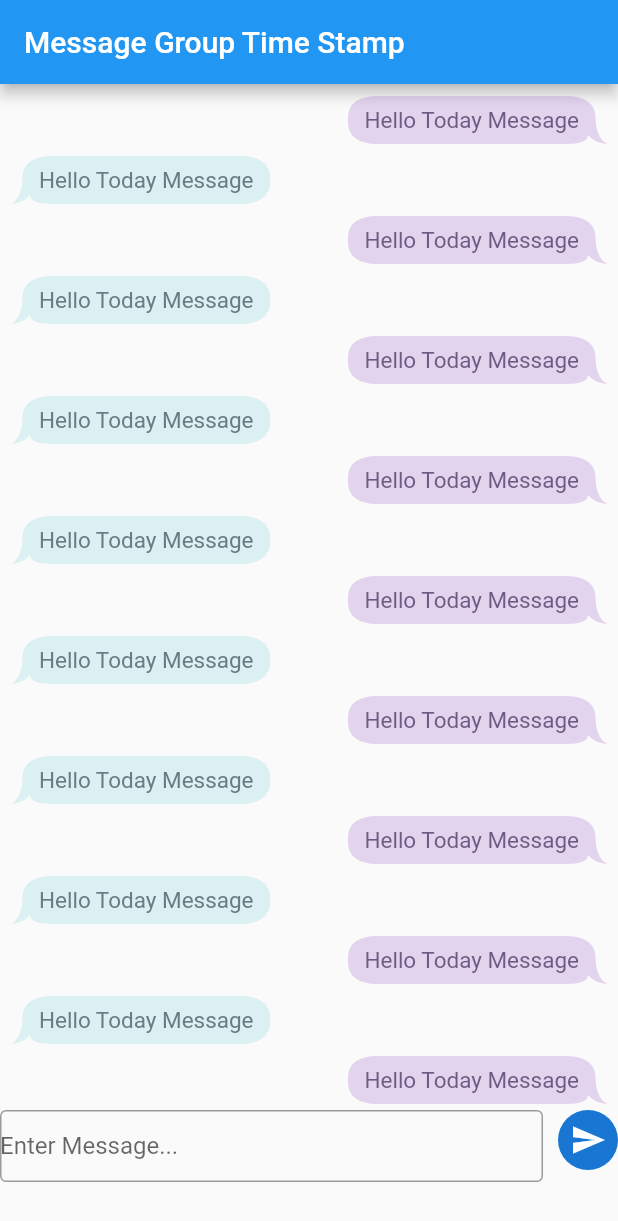
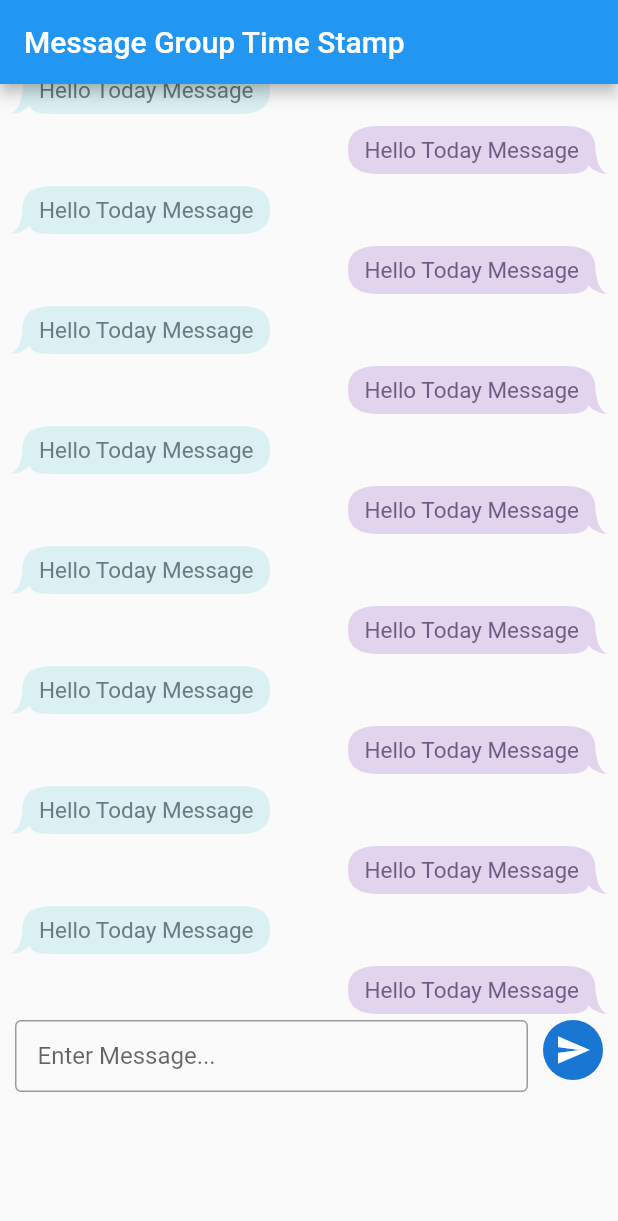
Before and after one commit to axiftaj/Flutter-Widget-Of-The-Week, a Flutter app: the screen it shows after launch, on a phone screen of 412 x 824 dp. Shown: the top 1221 px of the screen. Run offline on Flutter 3.47's test engine with Material 2 defaults, Android fonts, the phone set to English and light mode, and no system bars; our stand-ins replace carousel_slider, connectivity_plus, country_picker, flutter_image_compress, flutter_sticky_header, flutter_swipe_action_cell and 9 more; missing offline and left inert: awesome_number_picker, flutter_app_badger, flutter_quill, keep_keyboard_popup_menu, phone_form_field, sticky_grouped_list.

```diff
--- a/lib/message_grouping_with_time_stamp.dart
+++ b/lib/message_grouping_with_time_stamp.dart
@@ -76,7 +76,7 @@ class _MessageGroupingWithTimeStampState extends State<MessageGroupingWithTimeSt
     // TODO: implement initState
     super.initState();
 
-    // scrolling list to bottm
+    // scrolling list to bottom
     WidgetsBinding.instance.addPostFrameCallback((_) {
       if (_scrollController.hasClients) {
         _scrollController.animateTo(
@@ -102,7 +102,7 @@ class _MessageGroupingWithTimeStampState extends State<MessageGroupingWithTimeSt
           shrinkWrap: true,
           children: [
             SizedBox(
-              height:  MediaQuery.of(context).size.height - 140,
+              height:  MediaQuery.of(context).size.height - 200,
               child: ListView.builder(
                   controller: _scrollController,
                   physics: const ClampingScrollPhysics(), // ← can't
@@ -175,10 +175,12 @@ class _MessageGroupingWithTimeStampState extends State<MessageGroupingWithTimeSt
                   }
               ),
             ),
-            Align(
+            Padding(
+              padding: const EdgeInsets.symmetric(horizontal: 10),
+              child: Align(
                 alignment: Alignment.bottomCenter,
                 child: SizedBox(
-                height: 150,
+                  height: 60,
                   child: Row(
                     crossAxisAlignment: CrossAxisAlignment.start,
                     mainAxisAlignment: MainAxisAlignment.start,
@@ -192,7 +194,7 @@ class _MessageGroupingWithTimeStampState extends State<MessageGroupingWithTimeSt
                           decoration: const InputDecoration(
                               hintText: 'Enter Message...' ,
                               fillColor: Colors.red ,
-                            contentPadding: EdgeInsets.zero,
+                              contentPadding: EdgeInsets.symmetric(horizontal: 15),
                               border: OutlineInputBorder(
                               )
                           ),
@@ -215,6 +217,7 @@ class _MessageGroupingWithTimeStampState extends State<MessageGroupingWithTimeSt
                         ),
                       )
                     ],
+                  ),
                 ),
               ),
             )
```
Also changed, not shown: 1 other file. Lines whose indentation alone changed are shown as unchanged.
